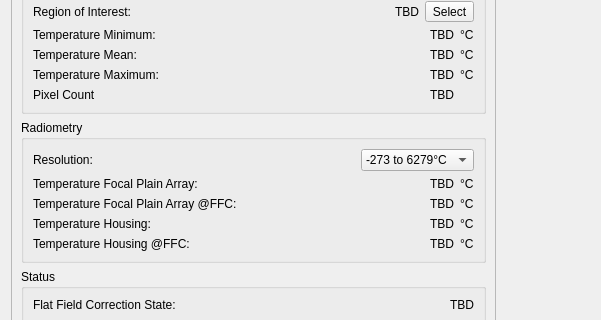
This is src/brickv/plugin_system/plugins/thermal_imaging/ui/thermal_imaging.ui in Tinkerforge/brickv as Qt 5 draws it before an edit; both pictures show x 0 to 601 and y 233 to 553 of the 825 by 666 pixel window. The edited form follows.
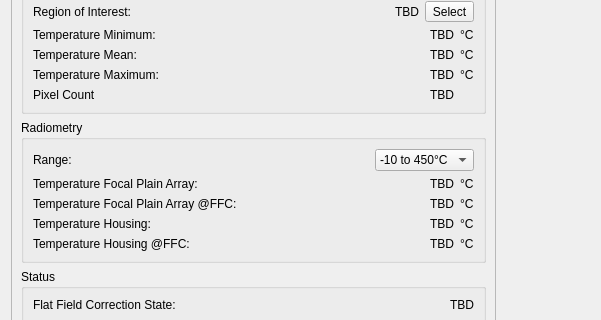
This is the edited form.

Commit message: Use range that has accuracy specification instead of resolution range

Diff of the .ui file:
```diff
--- a/src/brickv/plugin_system/plugins/thermal_imaging/ui/thermal_imaging.ui
+++ b/src/brickv/plugin_system/plugins/thermal_imaging/ui/thermal_imaging.ui
@@ -30,8 +30,8 @@
        <rect>
         <x>0</x>
         <y>0</y>
-        <width>444</width>
-        <height>646</height>
+        <width>424</width>
+        <height>664</height>
        </rect>
       </property>
       <layout class="QVBoxLayout" name="verticalLayout_2">
@@ -402,7 +402,7 @@
                  </sizepolicy>
                 </property>
                 <property name="text">
-                 <string>Resolution:</string>
+                 <string>Range:</string>
                 </property>
                </widget>
               </item>
@@ -410,12 +410,12 @@
                <widget class="QComboBox" name="resolution_box">
                 <item>
                  <property name="text">
-                  <string>-273 to 6279°C</string>
+                  <string>-10 to 450°C</string>
                  </property>
                 </item>
                 <item>
                  <property name="text">
-                  <string>-273 to 381°C</string>
+                  <string>-10 to 140°C</string>
                  </property>
                 </item>
                </widget>
```
